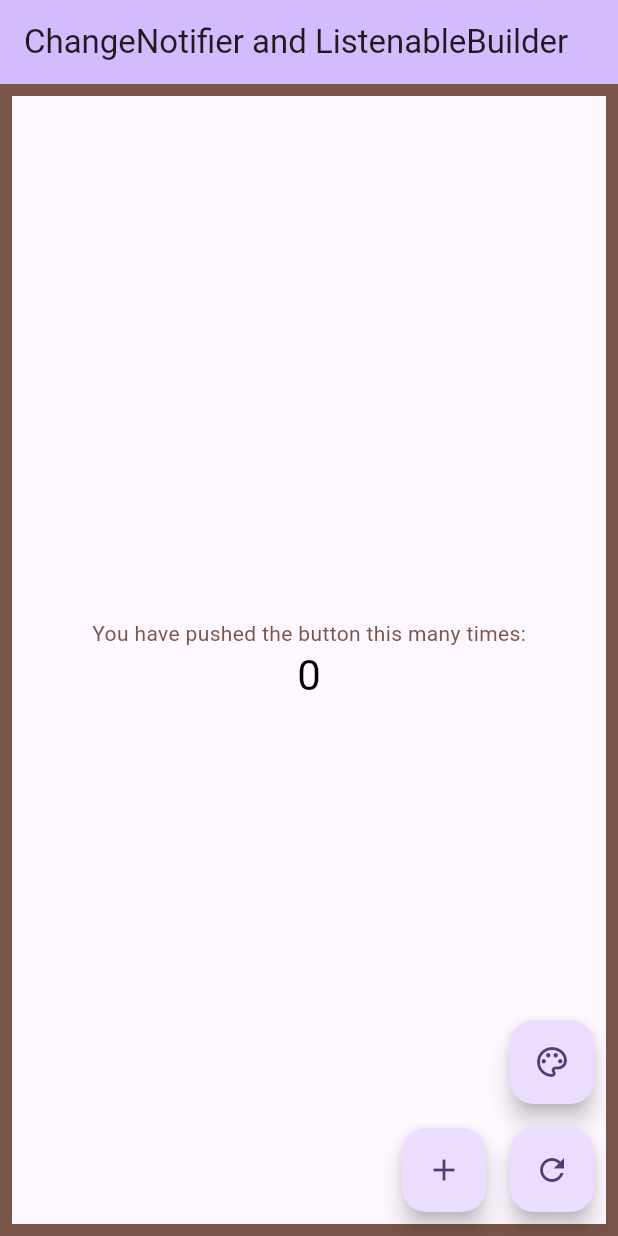
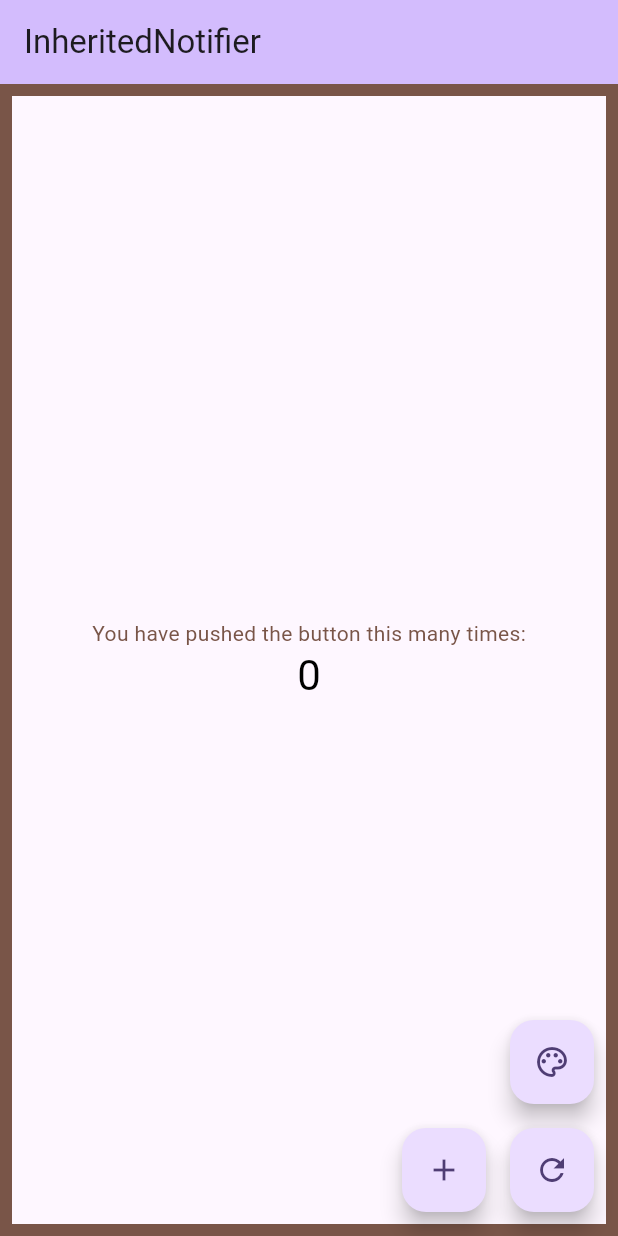
Before and after one commit to kboomska/notification_listeners_example, a Flutter app: the screen it shows after launch, on a phone screen of 412 x 824 dp. Run offline on Flutter 3.47's test engine with Material 2 defaults, Android fonts, the phone set to English and light mode, and no system bars.

Commit message:
InheritedNotifier

```diff
--- a/lib/main.dart
+++ b/lib/main.dart
@@ -1,4 +1,6 @@
 import 'package:flutter/material.dart';
+import 'package:notification_listeners_example/model/counter_model.dart';
+import 'package:notification_listeners_example/widget/counter_provider.dart';
 import 'package:notification_listeners_example/widget/home_page.dart';
 
 void main() {
@@ -16,7 +18,13 @@ class MyApp extends StatelessWidget {
         colorScheme: ColorScheme.fromSeed(seedColor: Colors.deepPurple),
         useMaterial3: true,
       ),
-      home: const MyHomePage(),
+      // Необходимо внедрить CounterProvider в дерево виджетов ВЫШЕ того места,
+      // где он будет вызываться. А также передаем в него модель нашего
+      // счетчика.
+      home: CounterProvider(
+        model: CounterModel(),
+        child: const MyHomePage(),
+      ),
     );
   }
 }
--- /dev/null
+++ b/lib/widget/counter_provider.dart
@@ -0,0 +1,55 @@
+import 'package:flutter/material.dart';
+import 'package:notification_listeners_example/model/counter_model.dart';
+
+/// Пример "проводника", благодаря которому можно внедрить модель или контроллер
+/// в дерево виджетов (или, если хотите, в context).
+///
+/// Наследование от InheritedNotifier позволяет следить за изменениями в модели,
+/// для этого необходимо передать в его конструктор модель, наследованную от
+/// ChangeNotifier через super(notifier: model).
+///
+/// Параметр child - это дочерний виджет, которому будет доступно обращение
+/// к модели через контекст.
+class CounterProvider extends InheritedNotifier {
+  const CounterProvider({
+    super.key,
+    required this.model,
+    required Widget child,
+  }) : super(
+          notifier: model,
+          child: child,
+        );
+
+  /// Модель счетчика.
+  final CounterModel model;
+
+  /// Метод maybeOf() в зависимости от необходимости подписки на изменения в
+  /// модели возвращает один из двух методов:
+  /// * первый метод dependOnInheritedWidgetOfExactType() ищет выше по дереву
+  ///   относительно места его вызова ближайший экземпляр класса CounterProvider
+  ///   и подписывается на изменения;
+  /// * второй метод getInheritedWidgetOfExactType() также ищет выше по дереву
+  ///   ближайший экземпляр класса CounterProvider, но не перестраивает виджет,
+  ///   из которого данный метод был вызван, при изменениях в модели.
+  /// Стоит отметить, что оба этих метода находят нужный экземпляр класса
+  /// CounterProvider в контексте за O(1).
+  static CounterModel? maybeOf(
+    BuildContext context, {
+    bool listen = true,
+  }) =>
+      listen
+          ? context.dependOnInheritedWidgetOfExactType<CounterProvider>()?.model
+          : context.getInheritedWidgetOfExactType<CounterProvider>()?.model;
+
+  /// Метод of() используется для получения non-nullable значения. В случае,
+  /// если ближайший экземпляр класса CounterProvider не будет найден, т.е.
+  /// метод maybeOf() вернет null, значит мы либо не встроили CounterProvider
+  /// в дерево вообще, либо пытаемся к нему обратиться из соседней или
+  /// вышележащей ветки дерева виджетов.
+  static CounterModel of<CounterProvider extends InheritedNotifier>(
+    BuildContext context, {
+    bool listen = true,
+  }) =>
+      maybeOf(context, listen: listen) ??
+      (throw ArgumentError('No $CounterModel found in context'));
+}
--- a/lib/widget/home_page.dart
+++ b/lib/widget/home_page.dart
@@ -1,11 +1,11 @@
 import 'dart:math';
 
 import 'package:flutter/material.dart';
-import 'package:notification_listeners_example/model/counter_model.dart';
+import 'package:notification_listeners_example/widget/counter_provider.dart';
 
-/// Пример использования ChangeNotifier совместно с ListenableBuilder
-/// для отслеживания изменения мутабельной модели и перерисовки только
-/// следящие за моделью виджеты.
+/// Пример использования InheritedNotifier, благодаря которому возможно
+/// встроить в context модель нашего счетчика и обращаться к ней из любого
+/// места ниже по дереву.
 class MyHomePage extends StatefulWidget {
   const MyHomePage({super.key});
 
@@ -14,8 +14,6 @@ class MyHomePage extends StatefulWidget {
 }
 
 class _MyHomePageState extends State<MyHomePage> {
-  final _counter = CounterModel();
-
   @override
   Widget build(BuildContext context) {
     // Генерация случайного цвета Scaffold для контроля его перерисовки.
@@ -23,10 +21,18 @@ class _MyHomePageState extends State<MyHomePage> {
       Colors.primaries.length,
     )];
 
+    // Получаем модель из контекста используя самописный провайдер,
+    // наследованный от InheritedNotifier.
+    //
+    // В данном случае, мы не подписываемся на изменения (listen == false),
+    // поскольку в текущем виджете мы только обращаемся к методам модели
+    // и не зависим от значения счетчика напрямую.
+    final counter = CounterProvider.of(context, listen: false);
+
     return Scaffold(
       appBar: AppBar(
         backgroundColor: Theme.of(context).colorScheme.inversePrimary,
-        title: const Text('ChangeNotifier and ListenableBuilder'),
+        title: const Text('InheritedNotifier'),
       ),
       body: DecoratedBox(
         decoration: BoxDecoration(
@@ -35,24 +41,17 @@ class _MyHomePageState extends State<MyHomePage> {
             width: 8,
           ),
         ),
-        // ListenableBuilder работает аналогично рассмотренному ранее
-        // ValueListenableBuilder.
-        child: ListenableBuilder(
-          listenable: _counter,
-          builder: (context, child) {
-            return Center(
-              child: Column(
-                mainAxisAlignment: MainAxisAlignment.center,
-                children: <Widget>[
-                  child!,
-                  CounterWidget(counterNotifier: _counter),
-                ],
-              ),
-            );
-          },
-          // Данный виджет не будет перерисовываться при изменении значения
-          // счетчика.
-          child: TextWidget(),
+        child: Center(
+          child: Column(
+            mainAxisAlignment: MainAxisAlignment.center,
+            children: <Widget>[
+              TextWidget(),
+              // Нам теперь не нужно ничего передавать через конструктор -
+              // виджет будет получать значение счетчика через контекст
+              // внутри своего метода build().
+              const CounterWidget(),
+            ],
+          ),
         ),
       ),
       floatingActionButton: Row(
@@ -60,7 +59,7 @@ class _MyHomePageState extends State<MyHomePage> {
         crossAxisAlignment: CrossAxisAlignment.end,
         children: [
           FloatingActionButton(
-            onPressed: () => _counter.increment(),
+            onPressed: () => counter.increment(),
             tooltip: 'Increment',
             child: const Icon(Icons.add),
           ),
@@ -70,13 +69,13 @@ class _MyHomePageState extends State<MyHomePage> {
             children: [
               // Изменение цвета счетчика по нажатию соответствующей кнопки.
               FloatingActionButton(
-                onPressed: () => _counter.changeColor(),
+                onPressed: () => counter.changeColor(),
                 tooltip: 'Change Color',
                 child: const Icon(Icons.color_lens_outlined),
               ),
               const SizedBox(height: 16),
               FloatingActionButton(
-                onPressed: () => _counter.reset(),
+                onPressed: () => counter.reset(),
                 tooltip: 'Reset',
                 child: const Icon(Icons.refresh_outlined),
               ),
@@ -93,6 +92,7 @@ class _MyHomePageState extends State<MyHomePage> {
 /// Конструктор виджета нарочно сделан не константным, чтобы виджет мог
 /// перерисовываться при обновлении родительского виджета.
 class TextWidget extends StatelessWidget {
+  // ignore: prefer_const_constructors_in_immutables
   TextWidget({super.key});
 
   @override
@@ -111,19 +111,23 @@ class TextWidget extends StatelessWidget {
 
 /// Виджет счетчика.
 class CounterWidget extends StatelessWidget {
-  const CounterWidget({
-    super.key,
-    required CounterModel counterNotifier,
-  }) : _counterNotifier = counterNotifier;
-
-  final CounterModel _counterNotifier;
+  const CounterWidget({super.key});
 
   @override
   Widget build(BuildContext context) {
+    // Обращаемся к модели счетчика через контекст и подписываемся на её
+    // изменения (по умолчанию listen == true).
+    // При этом, в случае изменения модели, перерисовываться будет только
+    // данный виджет, зависящий от значения счетчика.
+    final counter = CounterProvider.of(context);
+
     return Text(
-      '${_counterNotifier.count}',
+      '${counter.count}',
+      // Стоит обратить внимание на очевидную схожесть работы Theme с нашим
+      // CounterProvider. Все потому что под капотом Theme также использует
+      // метод dependOnInheritedWidgetOfExactType().
       style: Theme.of(context).textTheme.headlineMedium?.copyWith(
-            color: _counterNotifier.color,
+            color: counter.color,
           ),
     );
   }
```
